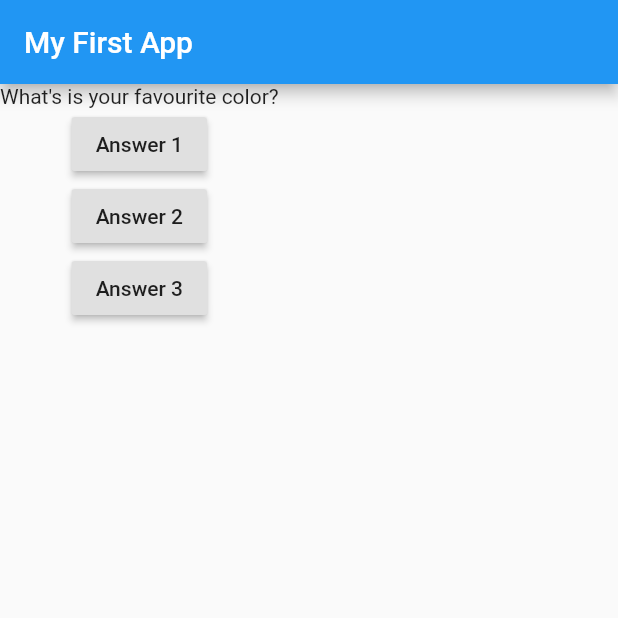
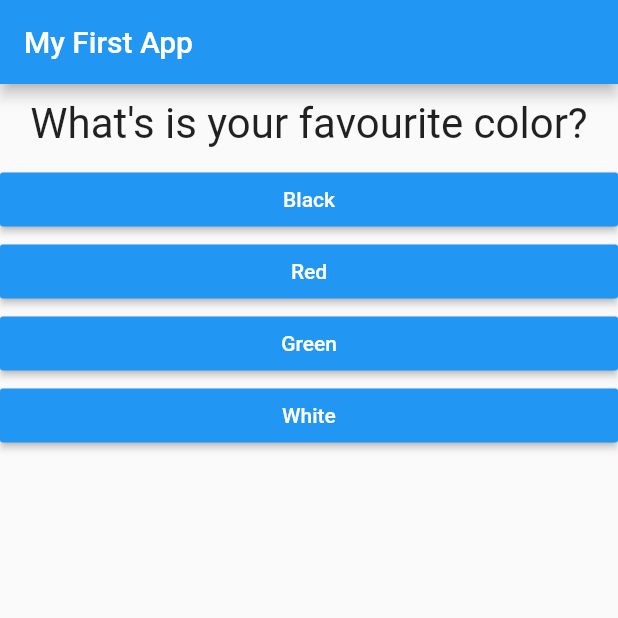
Before and after one commit to aditiii23/quiz_app, a Flutter app: the screen it shows after launch, on a phone screen of 412 x 824 dp, the top half of it. Run offline on Flutter 3.47's test engine with Material 2 defaults, Android fonts, the phone set to English and light mode, and no system bars.

Commit message:
Further changes

```diff
--- /dev/null
+++ b/lib/answer.dart
@@ -0,0 +1,21 @@
+import 'package:flutter/material.dart';
+
+class Answer extends StatelessWidget {
+  final Function selectHandler;
+  final String answerText;
+
+  Answer(this.selectHandler, this.answerText);
+
+  @override
+  Widget build(BuildContext context) {
+    return Container(
+      width: double.infinity,
+      child: RaisedButton(
+        color: Colors.blue,
+        textColor: Colors.white,
+        child: Text(answerText),
+        onPressed: () => selectHandler,
+      ),
+    );
+  }
+}
--- a/lib/main.dart
+++ b/lib/main.dart
@@ -4,7 +4,8 @@ import 'package:flutter/material.dart';
 //runApp(MyApp());
 //}
 
-import './question.dart';
+import './quiz.dart';
+import './result.dart';
 
 void main() => runApp(MyApp());
 
@@ -17,47 +18,54 @@ class MyApp extends StatefulWidget {
 }
 
 class _MyAppState extends State<MyApp> {
-  var _questionIndex = 0;
+  final _questions = const [
+    {
+      'questionText': 'What\'s is your favourite color?',
+      'answers': ['Black', 'Red', 'Green', 'White'],
+    },
+    {
+      'questionText': 'What\'s your favourite animal?',
+      'answers': ['Rabbit', 'Snake', 'Elephant', 'Lion'],
+    },
+    {
+      'questionText': 'Who\'s your favorite instructor?',
+      'answers': ['A', 'B', 'C', 'D'],
+    },
+  ];
+
+  int _questionIndex = 0;
 
   void _answerQuestion() {
+    //var aBool = true;
+    //aBool = false;
+
+    _questionIndex = _questionIndex + 1;
+
     setState(() {
-      _questionIndex = _questionIndex + 1;
+      if (_questionIndex < _questions.length) {
+        print('We have more questions!');
+      } else {
+        print("No more questions!");
+      }
     });
-
-    print(_questionIndex);
   }
 
   @override
   Widget build(BuildContext context) {
-    var questions = [
-      'What\'s is your favourite color?',
-      'What\'s your favourite animal?',
-    ];
+    //questions = [];
+
     return MaterialApp(
       home: Scaffold(
-        appBar: AppBar(
-          title: Text('My First App'),
-        ),
-        body: Column(
-          children: [
-            Question(
-              questions[_questionIndex],
-            ),
-            RaisedButton(
-              child: Text('Answer 1'),
-              onPressed: _answerQuestion,
-            ),
-            RaisedButton(
-              child: Text('Answer 2'),
-              onPressed: _answerQuestion,
-            ),
-            RaisedButton(
-              child: Text('Answer 3'),
-              onPressed: _answerQuestion,
-            ),
-          ],
-        ),
-      ),
+          appBar: AppBar(
+            title: Text('My First App'),
+          ),
+          body: _questionIndex < _questions.length
+              ? Quiz(
+                  answerQuestion: _answerQuestion,
+                  questionIndex: _questionIndex,
+                  questions: _questions,
+                )
+              : Result()),
     );
   }
 }
--- a/lib/question.dart
+++ b/lib/question.dart
@@ -7,6 +7,14 @@ class Question extends StatelessWidget {
 
   @override
   Widget build(BuildContext context) {
-    return Text(questionText);
+    return Container(
+      width: double.infinity,
+      margin: EdgeInsets.all(10),
+      child: Text(
+        questionText,
+        style: TextStyle(fontSize: 28),
+        textAlign: TextAlign.center,
+      ),
+    );
   }
 }
--- /dev/null
+++ b/lib/quiz.dart
@@ -0,0 +1,30 @@
+import 'package:flutter/material.dart';
+
+import './question.dart';
+import './answer.dart';
+
+class Quiz extends StatelessWidget {
+  final List<Map<String, Object>> questions;
+  final int questionIndex;
+  final Function answerQuestion;
+
+  Quiz({
+    required this.answerQuestion,
+    required this.questionIndex,
+    required this.questions,
+  });
+
+  @override
+  Widget build(BuildContext context) {
+    return Column(
+      children: [
+        Question(
+          questions[questionIndex]['questionText'] as String,
+        ),
+        ...(questions[questionIndex]['answers'] as List<String>).map((answer) {
+          return Answer(answerQuestion, answer);
+        }).toList()
+      ],
+    );
+  }
+}
--- /dev/null
+++ b/lib/result.dart
@@ -0,0 +1,10 @@
+import 'package:flutter/material.dart';
+
+class Result extends StatelessWidget {
+  @override
+  Widget build(BuildContext context) {
+    return Center(
+      child: Text('You did it'),
+    );
+  }
+}
```
